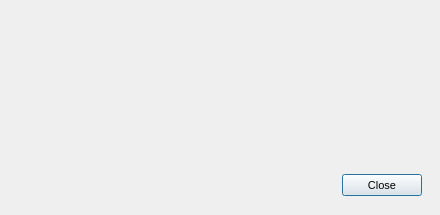
This is src/MEGASync/gui/win/MegaInfoMessage.ui in meganz/MEGAsync as Qt 5 draws it before an edit. The edited form follows.
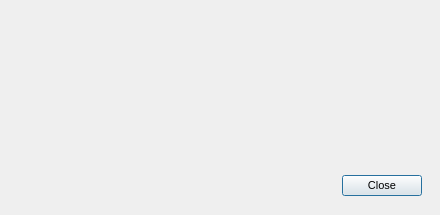
This is the edited form.

Diff of the .ui file:
```diff
--- a/src/MEGASync/gui/win/MegaInfoMessage.ui
+++ b/src/MEGASync/gui/win/MegaInfoMessage.ui
@@ -300,12 +300,6 @@
       </item>
       <item>
        <widget class="QPushButton" name="bClose">
-        <property name="minimumSize">
-         <size>
-          <width>0</width>
-          <height>22</height>
-         </size>
-        </property>
         <property name="text">
          <string>Close</string>
         </property>
```
